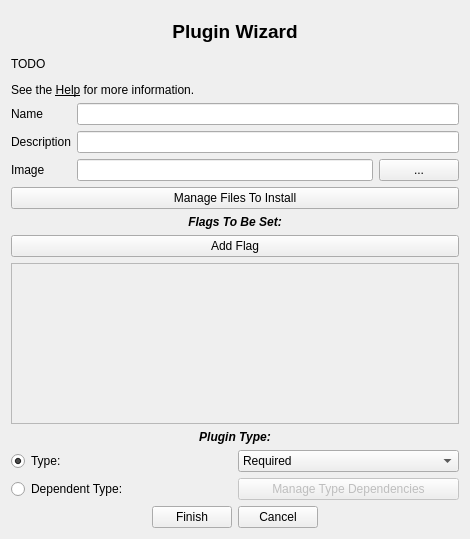
Before: the Qt Designer form resources/templates/wizard_plugin_01.ui in GandaG/fomod-designer, drawn with Qt 5.
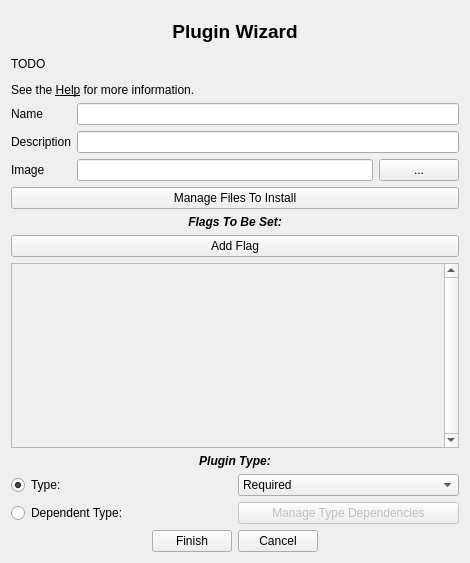
After: the same form once the commit is applied.

Commit message: Added code templates for the plugin and depend type wizards. Fixed most issues with updated wizards.

```diff
--- a/resources/templates/wizard_plugin_01.ui
+++ b/resources/templates/wizard_plugin_01.ui
@@ -7,7 +7,7 @@
     <x>0</x>
     <y>0</y>
     <width>470</width>
-    <height>539</height>
+    <height>563</height>
    </rect>
   </property>
   <property name="windowTitle">
@@ -168,6 +168,9 @@
      </item>
      <item>
       <widget class="QScrollArea" name="scrollArea">
+       <property name="verticalScrollBarPolicy">
+        <enum>Qt::ScrollBarAlwaysOn</enum>
+       </property>
        <property name="widgetResizable">
         <bool>true</bool>
        </property>
@@ -176,8 +179,8 @@
          <rect>
           <x>0</x>
           <y>0</y>
-          <width>448</width>
-          <height>158</height>
+          <width>435</width>
+          <height>73</height>
          </rect>
         </property>
         <layout class="QVBoxLayout" name="layout_flag">
```
The commit also changes 7 other files.
